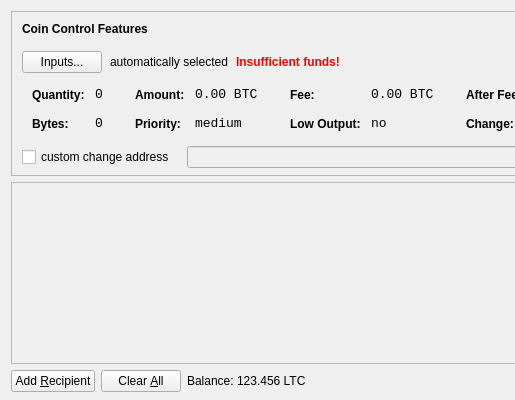
whocoin/whocoin, file src/qt/forms/sendcoinsdialog.ui: the form before one commit; both pictures show x 0 to 515 and y 0 to 400 of the 850 by 400 pixel window.
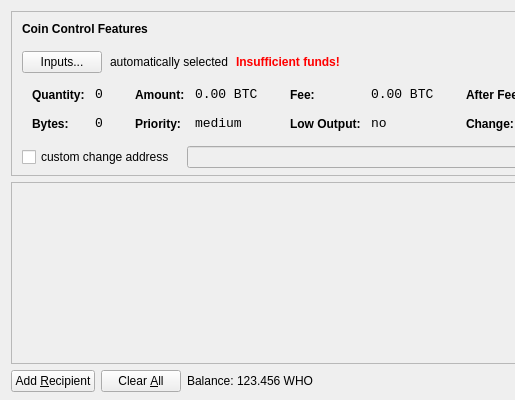
The form after the commit. Icons and pictures are not drawn.

What changed in the file:
```diff
--- a/src/qt/forms/sendcoinsdialog.ui
+++ b/src/qt/forms/sendcoinsdialog.ui
@@ -720,7 +720,7 @@
           <cursorShape>IBeamCursor</cursorShape>
          </property>
          <property name="text">
-          <string>123.456 LTC</string>
+          <string>123.456 WHO</string>
          </property>
          <property name="textInteractionFlags">
           <set>Qt::LinksAccessibleByMouse|Qt::TextSelectableByKeyboard|Qt::TextSelectableByMouse</set>
```
